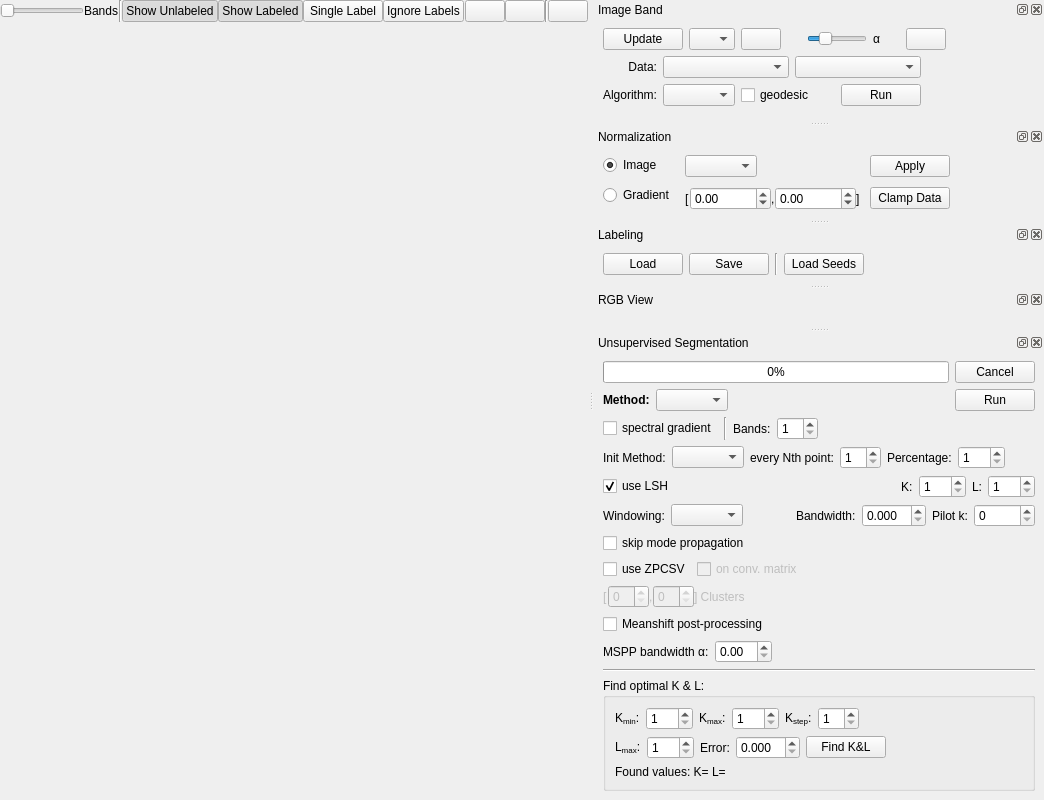
Old version of the form gerbil/gui/mainwindow.ui in the repository gerbilvis/gerbil.
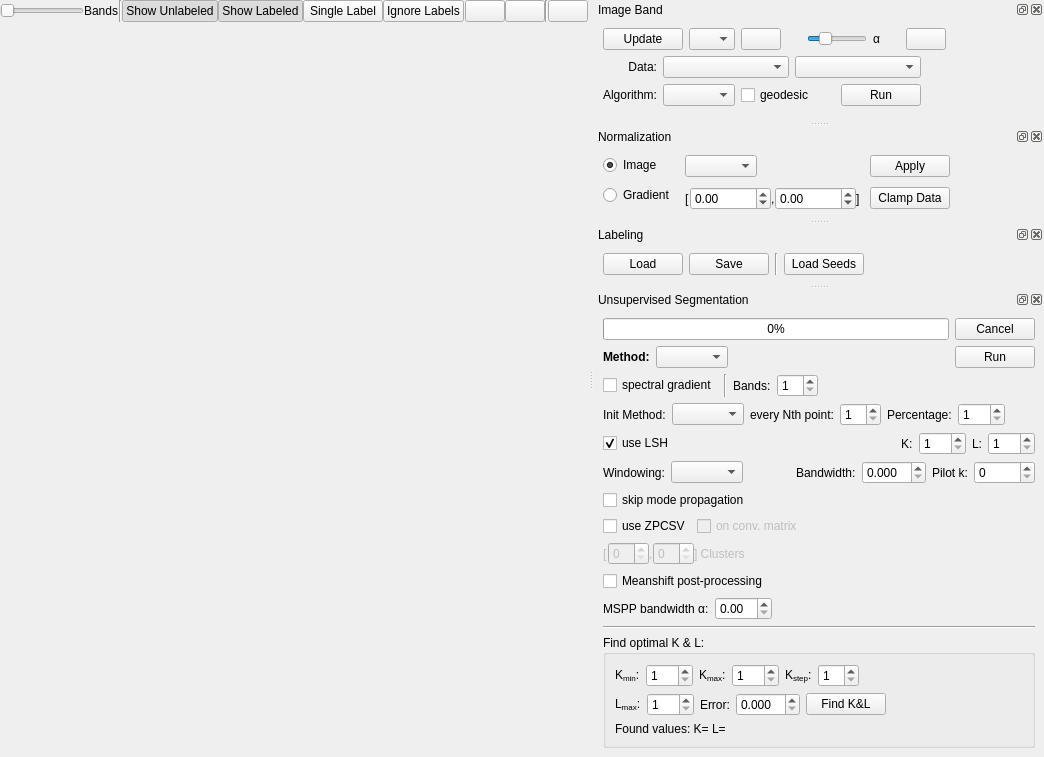
New version of the form. Icons and pictures are not drawn. Custom widgets are drawn as their Qt base class.

Commit message:
Merge master into svn_merge_back: RGBDock impl
Conflicts:
	gerbil/common/background_task_queue.h
	gerbil/gui/CMakeLists.txt
	gerbil/gui/dist_view/multi_img_viewer.cpp
	gerbil/gui/dist_view/multi_img_viewer.h
	gerbil/gui/dist_view/viewercontainer.cpp
	gerbil/gui/mainwindow.cpp
	gerbil/gui/mainwindow.h
	gerbil/gui/mainwindow.ui
	gerbil/gui/model/representation.cpp
	gerbil/gui/model/representation.h

```diff
--- a/gerbil/gui/mainwindow.ui
+++ b/gerbil/gui/mainwindow.ui
@@ -838,43 +838,6 @@
     </layout>
    </widget>
   </widget>
-  <widget class="QDockWidget" name="rgbDock">
-   <property name="sizePolicy">
-    <sizepolicy hsizetype="Expanding" vsizetype="Expanding">
-     <horstretch>1</horstretch>
-     <verstretch>1</verstretch>
-    </sizepolicy>
-   </property>
-   <property name="features">
-    <set>QDockWidget::AllDockWidgetFeatures</set>
-   </property>
-   <property name="allowedAreas">
-    <set>Qt::LeftDockWidgetArea|Qt::RightDockWidgetArea</set>
-   </property>
-   <property name="windowTitle">
-    <string>RGB View</string>
-   </property>
-   <attribute name="dockWidgetArea">
-    <number>2</number>
-   </attribute>
-   <widget class="QWidget" name="dockWidgetContents">
-    <layout class="QVBoxLayout" name="verticalLayout_2">
-     <item>
-      <widget class="ScaledView" name="rgbView" native="true">
-       <property name="sizePolicy">
-        <sizepolicy hsizetype="Preferred" vsizetype="Preferred">
-         <horstretch>1</horstretch>
-         <verstretch>1</verstretch>
-        </sizepolicy>
-       </property>
-       <property name="mouseTracking">
-        <bool>true</bool>
-       </property>
-      </widget>
-     </item>
-    </layout>
-   </widget>
-  </widget>
   <widget class="QDockWidget" name="usDock">
    <property name="windowTitle">
     <string>Unsupervised Segmentation</string>
@@ -1699,11 +1662,6 @@
    <extends>QWidget</extends>
    <header>bandview.h</header>
   </customwidget>
-  <customwidget>
-   <class>ScaledView</class>
-   <extends>QWidget</extends>
-   <header>scaledview.h</header>
-  </customwidget>
   <customwidget>
    <class>ViewerContainer</class>
    <extends>QWidget</extends>
```
The commit also changes 8 other files.
